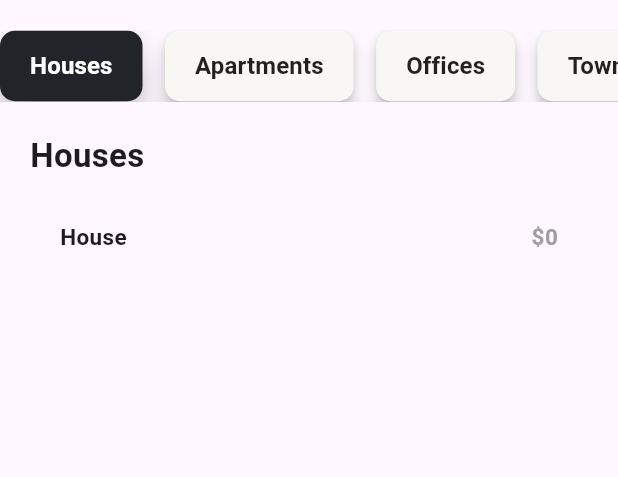
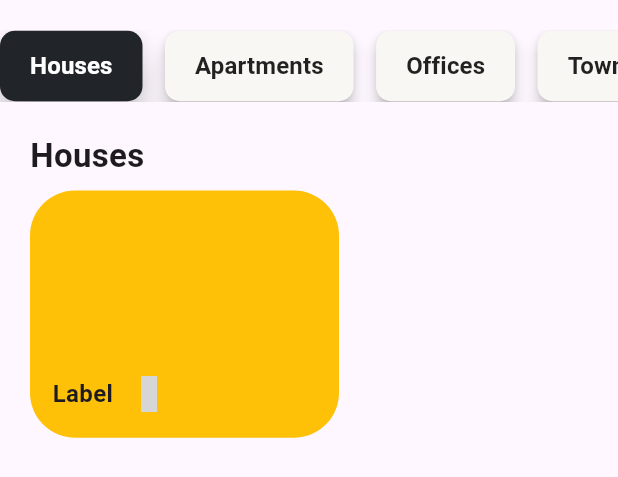
Before and after one commit to Bamadus/Find_My_Apartment, a Flutter app: the CategoryButton widget shown alone on an empty page, opened directly, on a phone screen of 412 x 824 dp. Shown: the top 477 px of the screen. Run offline on Flutter 3.47's test engine with Material 3 defaults, Android fonts, the phone set to English and light mode, and no system bars; our stand-ins replace firebase_auth, firebase_core, lottie, shared_preferences, unicons; accounts and stored records are empty; grey boxes are pictures that could not be loaded.

Commit message:
working on the little category images

```diff
--- /dev/null
+++ b/lib/Presentation/routes/main_app/home/cat_model.dart
@@ -0,0 +1,46 @@
+import "package:flutter/material.dart";
+import "package:unicons/unicons.dart";
+
+class Cat_Model extends StatefulWidget{
+  @override
+  State<Cat_Model> createState() => _Cat_ModelState();
+}
+
+class _Cat_ModelState extends State<Cat_Model> {
+
+  double screenHeight(BuildContext context) => MediaQuery.of(context).size.height;
+  double screenWidth(BuildContext context) => MediaQuery.of(context).size.width;
+
+  @override
+  Widget build(BuildContext context) {
+    return Container(
+      height: screenHeight(context) * .2,
+      width:screenWidth(context) * .5 ,
+      decoration: BoxDecoration(
+        color: Colors.amber,
+        borderRadius: BorderRadius.circular(30)),
+      child: Stack(
+        children: [
+          Positioned(
+            left: 15,
+            bottom: 5,
+            child: Row(
+              mainAxisAlignment: MainAxisAlignment.spaceAround,
+              children: [
+                Text("Label",
+                style: TextStyle(
+                          fontSize: 16,
+                          fontWeight: FontWeight.bold,
+                        ),
+                ),
+                IconButton(onPressed: (){
+                  // like Logic
+                }, icon: Icon(UniconsLine.heart))
+              ],
+            ),
+          )
+        ],
+      ),
+    );
+  }
+}
--- a/lib/Presentation/routes/main_app/home/category.dart
+++ b/lib/Presentation/routes/main_app/home/category.dart
@@ -1,3 +1,4 @@
+import 'package:find_my_apartment/Presentation/routes/main_app/home/cat_model.dart';
 import 'package:flutter/material.dart';
 
 class Category_Items {
@@ -17,30 +18,7 @@ class CategoryButton extends StatefulWidget {
 
 class _CategoryButtonState extends State<CategoryButton> {
   final List<Category_Items> items = [
-    Category_Items(id: '1', label: 'Houses', content: Row(
-                          mainAxisAlignment: MainAxisAlignment.spaceBetween,
-                          children: [
-                            Container(
-                              margin: EdgeInsets.only(left: 20, top: 20),
-                              child: Text("House",
-                                style: TextStyle(
-                                  fontSize: 15,
-                                  fontWeight: FontWeight.bold
-                                ),
-                              ),
-                            ),
-                            Container(
-                              margin: EdgeInsets.only(right: 20, top: 20),
-                              child: Text("\$0",
-                                style: TextStyle(
-                                  color: Colors.grey,
-                                  fontSize: 15,
-                                  fontWeight: FontWeight.bold
-                                ),
-                              ),
-                            )
-                          ],
-                        ),),
+    Category_Items(id: '1', label: 'Houses', content: Cat_Model()),
     Category_Items(id: '2', label: 'Apartments', content: Row(
                           mainAxisAlignment: MainAxisAlignment.spaceBetween,
                           children: [
@@ -153,7 +131,6 @@ class _CategoryButtonState extends State<CategoryButton> {
                       ),
                       child: Text(item.label,
                       style: TextStyle(
-
                         fontSize: 16,
                         fontWeight: FontWeight.bold,
                       ),
```
